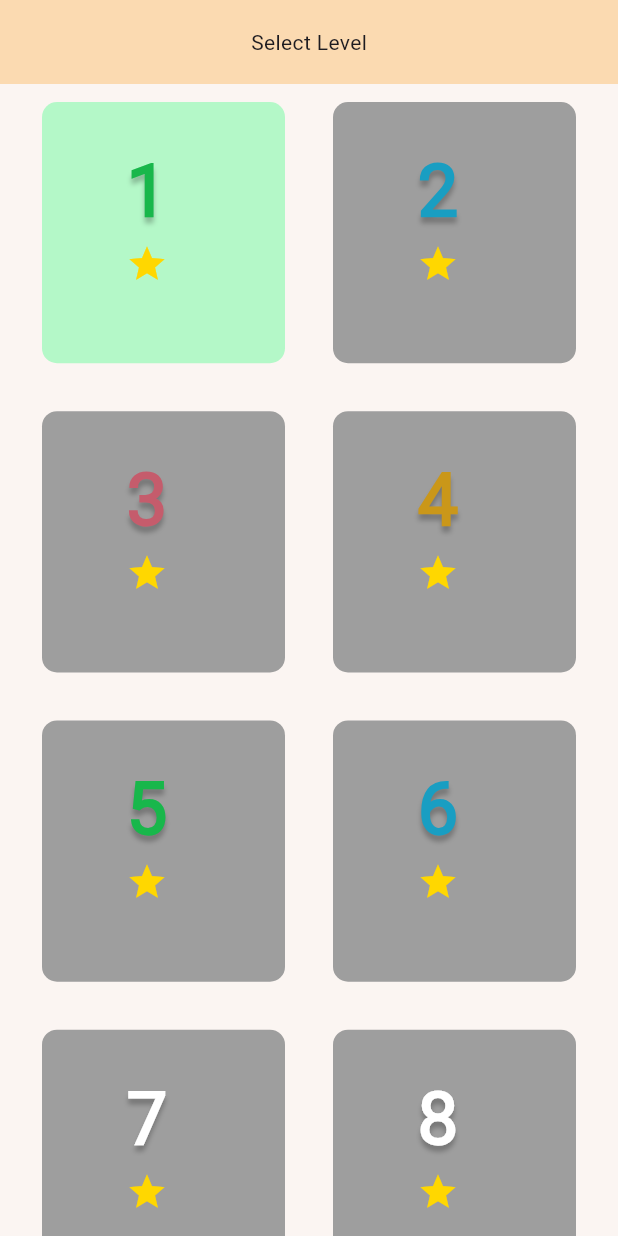
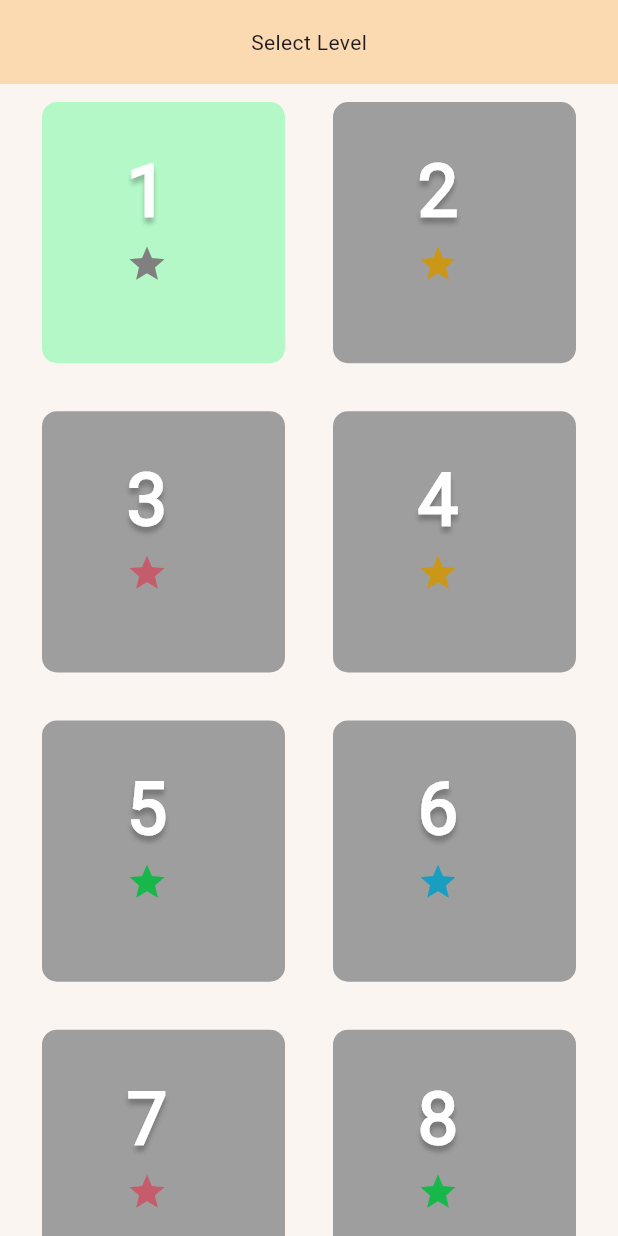
Before and after one commit to OmarElsiry/Learnopia, a Flutter app: the CountGamesLevelView screen opened directly, on a phone screen of 412 x 824 dp. Run offline on Flutter 3.47's test engine with Material 3 defaults, Android fonts, the phone set to English and light mode, and no system bars; our stand-ins replace awesome_dialog, bloc, cloud_firestore, dot_navigation_bar, firebase_auth, firebase_core and 10 more; missing offline and left inert: flutter_gemini_bot, flutter_ripple_animation, otp_pin_field; accounts and stored records are empty; Roboto replaces fonts that are missing (Poppins).

Commit message:
version 2 game count levels stable

```diff
--- a/lib/features/Games/Math game/presantation/view/count_games_level_page/count_games_levels_view.dart
+++ b/lib/features/Games/Math game/presantation/view/count_games_level_page/count_games_levels_view.dart
@@ -69,8 +69,11 @@ class _CountGamesLevelViewState extends State<CountGamesLevelView> {
                 color: Levels.levelsPassedCount >= 0
                     ? const Color(0xFFB4F8C8)
                     : Colors.grey,
+                txtcolor: Colors.white, // Example text color
+                starColor: Levels.levelsPassedCount >= 1
+                    ? const Color(0xffCA9719)
+                    : const Color(0xFF808080),
                 text: '1',
-                txtcolor: const Color(0xff18B74B),
               ),
             ),
             GestureDetector(
@@ -92,8 +95,12 @@ class _CountGamesLevelViewState extends State<CountGamesLevelView> {
                 color: Levels.levelsPassedCount >= 1
                     ? const Color(0xFFA0E7E5)
                     : Colors.grey,
+                txtcolor: Colors.white, // Example text color
+                starColor: Levels.levelsPassedCount >= 1
+                    ? const Color(0xff199EC2)
+                    : const Color(
+                        0xffCA9719), // Dynamic star color based on your specification
                 text: '2',
-                txtcolor: const Color(0xff199EC2),
               ),
             ),
             GestureDetector(
@@ -115,8 +122,12 @@ class _CountGamesLevelViewState extends State<CountGamesLevelView> {
                 color: Levels.levelsPassedCount >= 2
                     ? const Color(0xFFFFAEBC)
                     : Colors.grey,
+                txtcolor: Colors.white, // Example text color
+                starColor: Levels.levelsPassedCount >= 2
+                    ? const Color(0xff18B74B)
+                    : const Color(
+                        0xffC55C6C), // Dynamic star color based on your specification
                 text: '3',
-                txtcolor: const Color(0xffC55C6C),
               ),
             ),
             GestureDetector(
@@ -138,8 +149,12 @@ class _CountGamesLevelViewState extends State<CountGamesLevelView> {
                 color: Levels.levelsPassedCount >= 3
                     ? const Color(0xFFFBE7C6)
                     : Colors.grey,
+                txtcolor: Colors.white, // Example text color
+                starColor: Levels.levelsPassedCount >= 3
+                    ? const Color(0xff199EC2)
+                    : const Color(
+                        0xffCA9719), // Dynamic star color based on your specification
                 text: '4',
-                txtcolor: const Color(0xffCA9719),
               ),
             ),
             GestureDetector(
@@ -161,8 +176,12 @@ class _CountGamesLevelViewState extends State<CountGamesLevelView> {
                 color: Levels.levelsPassedCount >= 4
                     ? const Color(0xFFB4F8C8)
                     : Colors.grey,
+                txtcolor: Colors.white, // Example text color
+                starColor: Levels.levelsPassedCount >= 4
+                    ? const Color(0xffCA9719)
+                    : const Color(
+                        0xff18B74B), // Dynamic star color based on your specification
                 text: '5',
-                txtcolor: const Color(0xff18B74B),
               ),
             ),
             GestureDetector(
@@ -184,8 +203,12 @@ class _CountGamesLevelViewState extends State<CountGamesLevelView> {
                 color: Levels.levelsPassedCount >= 5
                     ? const Color(0xFFA0E7E5)
                     : Colors.grey,
+                txtcolor: Colors.white, // Example text color
+                starColor: Levels.levelsPassedCount >= 5
+                    ? const Color(0xff18B74B)
+                    : const Color(
+                        0xff199EC2), // Dynamic star color based on your specification
                 text: '6',
-                txtcolor: const Color(0xff199EC2),
               ),
             ),
             GestureDetector(
@@ -207,8 +230,12 @@ class _CountGamesLevelViewState extends State<CountGamesLevelView> {
                 color: Levels.levelsPassedCount >= 6
                     ? const Color(0xFFFFAEBC)
                     : Colors.grey,
+                txtcolor: Colors.white, // Example text color
+                starColor: Levels.levelsPassedCount >= 6
+                    ? const Color(0xffCA9719)
+                    : const Color(
+                        0xffC55C6C), // Dynamic star color based on your specification
                 text: '7',
-                txtcolor: const Color.fromARGB(255, 255, 255, 255),
               ),
             ),
             GestureDetector(
@@ -230,8 +257,12 @@ class _CountGamesLevelViewState extends State<CountGamesLevelView> {
                 color: Levels.levelsPassedCount >= 7
                     ? const Color(0xFFFBE7C6)
                     : Colors.grey,
+                txtcolor: Colors.white, // Example text color
+                starColor: Levels.levelsPassedCount >= 7
+                    ? const Color(0xff199EC2)
+                    : const Color(
+                        0xff18B74B), // Dynamic star color based on your specification
                 text: '8',
-                txtcolor: const Color.fromARGB(255, 255, 255, 255),
               ),
             ),
           ],
@@ -243,14 +274,16 @@ class _CountGamesLevelViewState extends State<CountGamesLevelView> {
 
 class ColoredContainer extends StatelessWidget {
   final Color color;
-  final Color txtcolor;
-  final String text; // Existing property for the text
+  final Color txtcolor; // This remains the same
+  final Color starColor; // New parameter for star icon color
+  final String text;
 
   const ColoredContainer({
     Key? key,
     required this.color,
     required this.txtcolor,
-    required this.text, // Constructor now requires the text
+    required this.starColor, // Make this required
+    required this.text,
   }) : super(key: key);
 
   @override
@@ -273,11 +306,11 @@ class ColoredContainer extends StatelessWidget {
               Text(
                 text,
                 style: TextStyle(
-                  fontFamily: 'Poppins', // Ensure you have this font imported
+                  fontFamily: 'Poppins',
                   fontStyle: FontStyle.normal,
                   fontWeight: FontWeight.w700,
                   fontSize: 48,
-                  color: txtcolor, // Hex color value converted to Flutter
+                  color: txtcolor,
                   shadows: [
                     Shadow(
                       offset: const Offset(0, 4),
@@ -287,9 +320,9 @@ class ColoredContainer extends StatelessWidget {
                   ],
                 ),
               ),
-              const Icon(
+              Icon(
                 Icons.star,
-                color: Color(0xffFFD700),
+                color: starColor, // Use the dynamic starColor here
                 size: 28,
               ),
             ],
```
Also changed, not shown: lib/features/Games/Math game/presantation/view/count_page/components/count_page_game_body.dart (+47 -25 lines).
